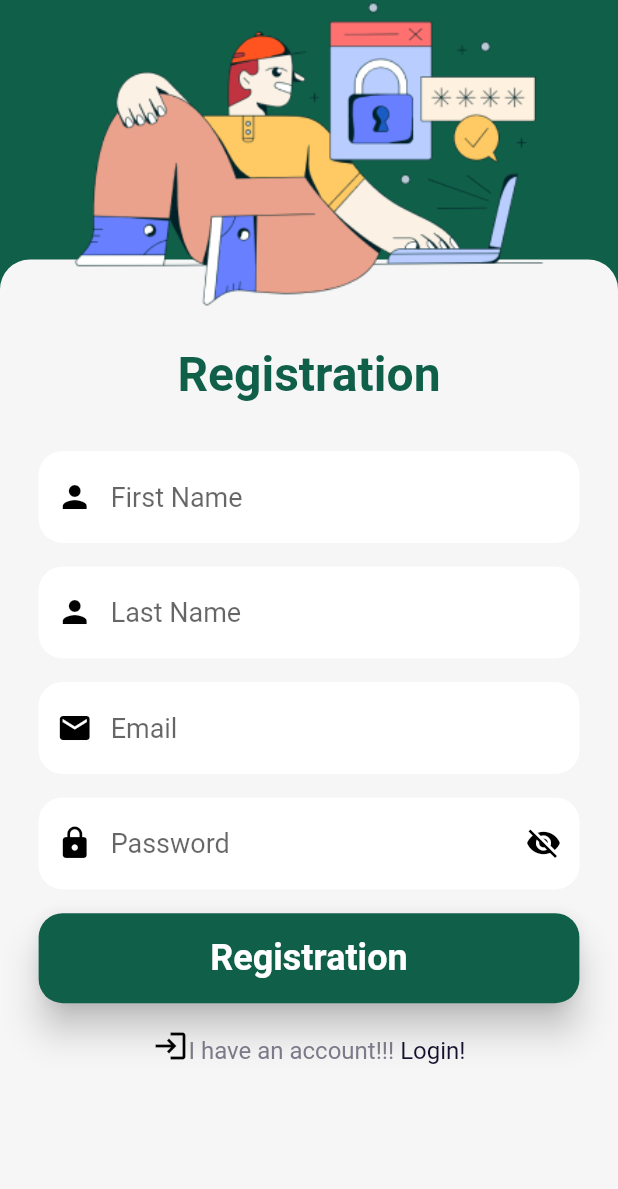
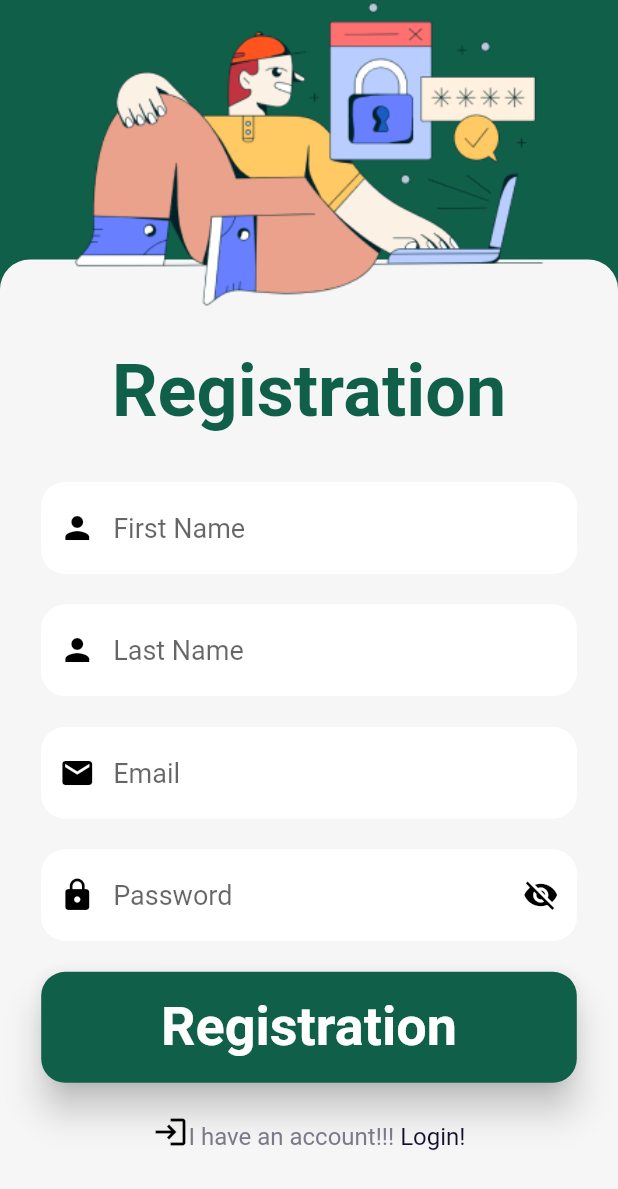
Before and after one commit to rdiptan/eWalletUser, a Flutter app: the RegistrationPage screen opened by its route, on a phone screen of 412 x 824 dp. Shown: the top 1189 px of the screen. Run offline on Flutter 3.47's test engine with Material 2 defaults, Android fonts, the phone set to English and light mode, and no system bars; our stand-ins replace awesome_notifications, date_time_picker, flutter_rating_bar, flutter_slidable, form_field_validator, hive and 4 more; missing offline and left inert: all_sensors2, jwt_decode, shake, slide_to_confirm; accounts and stored records are empty.

Commit message:
Final Version

```diff
--- a/lib/auth/registrationPage.dart
+++ b/lib/auth/registrationPage.dart
@@ -65,7 +65,7 @@ class _RegistrationPageState extends State<RegistrationPage> {
               ),
               child: SingleChildScrollView(
                 padding:
-                    EdgeInsets.all(MediaQuery.of(context).size.height / 32),
+                    EdgeInsets.all(MediaQuery.of(context).size.height / 30),
                 child: Form(
                   key: _formKey,
                   child: Column(
@@ -76,10 +76,12 @@ class _RegistrationPageState extends State<RegistrationPage> {
                       ),
                       Text(
                         "Registration",
+                        textScaleFactor:
+                            MediaQuery.of(context).size.height > 800 ? 1.5 : 1,
                         style: Theme.of(context).textTheme.headline1,
                       ),
-                      const SizedBox(
-                        height: 32,
+                      SizedBox(
+                        height: (MediaQuery.of(context).size.height / 25),
                       ),
                       TextFormField(
                         key: const Key('fname'),
@@ -115,8 +117,8 @@ class _RegistrationPageState extends State<RegistrationPage> {
                           ),
                         ),
                       ),
-                      const SizedBox(
-                        height: 16,
+                      SizedBox(
+                        height: (MediaQuery.of(context).size.height / 40),
                       ),
                       TextFormField(
                         key: const Key('lname'),
@@ -152,8 +154,8 @@ class _RegistrationPageState extends State<RegistrationPage> {
                           ),
                         ),
                       ),
-                      const SizedBox(
-                        height: 16,
+                      SizedBox(
+                        height: (MediaQuery.of(context).size.height / 40),
                       ),
                       TextFormField(
                         key: const Key('email'),
@@ -191,8 +193,8 @@ class _RegistrationPageState extends State<RegistrationPage> {
                           ),
                         ),
                       ),
-                      const SizedBox(
-                        height: 16,
+                      SizedBox(
+                        height: (MediaQuery.of(context).size.height / 40),
                       ),
                       TextFormField(
                         key: const Key('password'),
@@ -242,8 +244,8 @@ class _RegistrationPageState extends State<RegistrationPage> {
                           ),
                         ),
                       ),
-                      const SizedBox(
-                        height: 16,
+                      SizedBox(
+                        height: (MediaQuery.of(context).size.height / 40),
                       ),
                       ElevatedButton(
                         key: const Key('register'),
@@ -283,11 +285,15 @@ class _RegistrationPageState extends State<RegistrationPage> {
                         style: Theme.of(context).elevatedButtonTheme.style,
                         child: Text(
                           "Registration",
+                          textScaleFactor:
+                              MediaQuery.of(context).size.height > 800
+                                  ? 1.5
+                                  : 1,
                           style: Theme.of(context).textTheme.bodyText1,
                         ),
                       ),
-                      const SizedBox(
-                        height: 16,
+                      SizedBox(
+                        height: (MediaQuery.of(context).size.height / 40),
                       ),
                       InkWell(
                         onTap: () => Navigator.pop(context),
```
Also changed, not shown: lib/auth/loginPage.dart (+15 -11 lines), lib/page/transactionPage.dart (+10 -10 lines).
